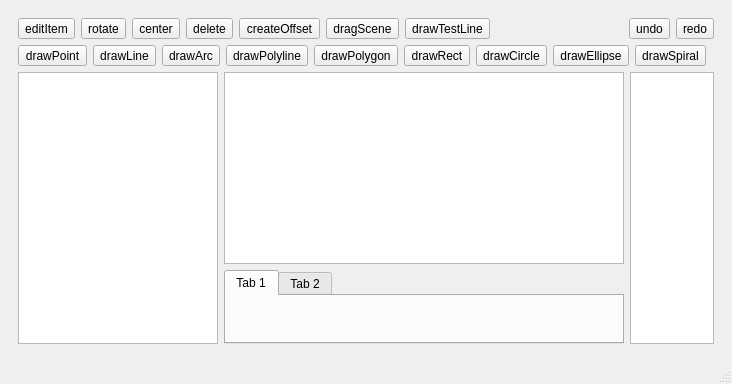
First picture: the form in header/Ui/mainwindow.ui, repository joey674/LaserCAD_QT, before the edit.
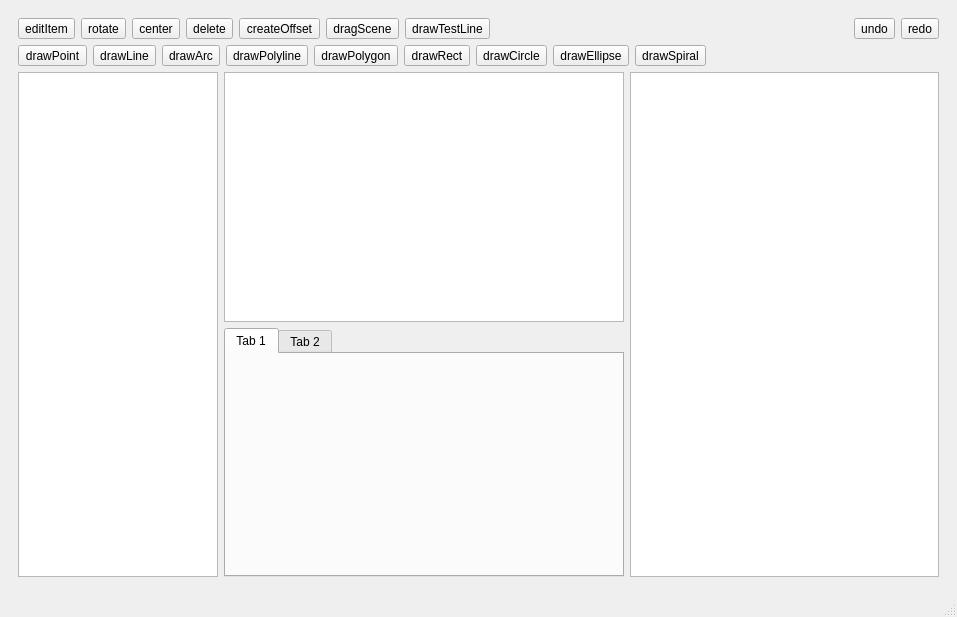
Second picture: the form after the edit. Custom widgets are drawn as their Qt base class.

Commit message: feat: add polyline edit tab

What changed in the file:
```diff
--- a/header/Ui/mainwindow.ui
+++ b/header/Ui/mainwindow.ui
@@ -6,8 +6,8 @@
    <rect>
     <x>0</x>
     <y>0</y>
-    <width>688</width>
-    <height>384</height>
+    <width>957</width>
+    <height>617</height>
    </rect>
   </property>
   <property name="sizePolicy">
@@ -181,7 +181,7 @@
          <property name="maximumSize">
           <size>
            <width>400</width>
-           <height>16777215</height>
+           <height>600</height>
           </size>
          </property>
         </widget>
@@ -202,8 +202,8 @@
          </property>
          <property name="maximumSize">
           <size>
-           <width>300</width>
-           <height>16777215</height>
+           <width>400</width>
+           <height>600</height>
           </size>
          </property>
          <widget class="QWidget" name="tab">
```
The commit also changes 5 other files.
